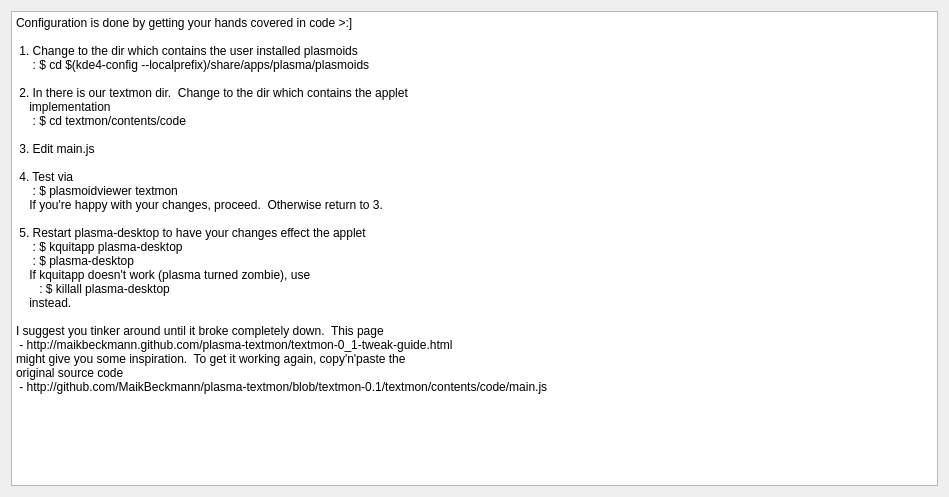
The window that textmon/contents/ui/config.ui (MaikBeckmann/plasma-textmon) describes before a commit, drawn with Qt 5.
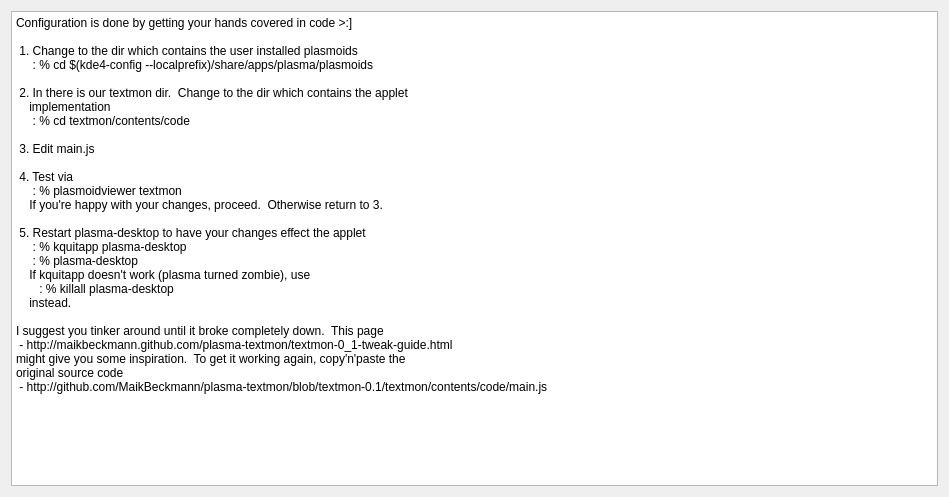
The same window after the commit.

Commit message: Use % instead of $ as shell indicator to be consistent with the documentation.

The edit to the form file:
```diff
--- a/textmon/contents/ui/config.ui
+++ b/textmon/contents/ui/config.ui
@@ -24,23 +24,23 @@
 &lt;p style=&quot; margin-top:12px; margin-bottom:0px; margin-left:0px; margin-right:0px; -qt-block-indent:0; text-indent:0px;&quot;&gt;&lt;span style=&quot; font-family:'Courier New,courier';&quot;&gt;Configuration is done by getting your hands covered in code &amp;gt;:]&lt;/span&gt;&lt;/p&gt;
 &lt;p style=&quot;-qt-paragraph-type:empty; margin-top:0px; margin-bottom:0px; margin-left:0px; margin-right:0px; -qt-block-indent:0; text-indent:0px; font-family:'Courier New,courier';&quot;&gt;&lt;br /&gt;&lt;/p&gt;
 &lt;p style=&quot; margin-top:0px; margin-bottom:0px; margin-left:0px; margin-right:0px; -qt-block-indent:0; text-indent:0px;&quot;&gt;&lt;span style=&quot; font-family:'Courier New,courier';&quot;&gt; 1. Change to the dir which contains the user installed plasmoids&lt;/span&gt;&lt;/p&gt;
-&lt;p style=&quot; margin-top:0px; margin-bottom:0px; margin-left:0px; margin-right:0px; -qt-block-indent:0; text-indent:0px;&quot;&gt;&lt;span style=&quot; font-family:'Courier New,courier';&quot;&gt;     : $ cd $(kde4-config --localprefix)/share/apps/plasma/plasmoids&lt;/span&gt;&lt;/p&gt;
+&lt;p style=&quot; margin-top:0px; margin-bottom:0px; margin-left:0px; margin-right:0px; -qt-block-indent:0; text-indent:0px;&quot;&gt;&lt;span style=&quot; font-family:'Courier New,courier';&quot;&gt;     : % cd $(kde4-config --localprefix)/share/apps/plasma/plasmoids&lt;/span&gt;&lt;/p&gt;
 &lt;p style=&quot;-qt-paragraph-type:empty; margin-top:0px; margin-bottom:0px; margin-left:0px; margin-right:0px; -qt-block-indent:0; text-indent:0px; font-family:'Courier New,courier';&quot;&gt;&lt;br /&gt;&lt;/p&gt;
 &lt;p style=&quot; margin-top:0px; margin-bottom:0px; margin-left:0px; margin-right:0px; -qt-block-indent:0; text-indent:0px;&quot;&gt;&lt;span style=&quot; font-family:'Courier New,courier';&quot;&gt; 2. In there is our textmon dir.  Change to the dir which contains the applet&lt;/span&gt;&lt;/p&gt;
 &lt;p style=&quot; margin-top:0px; margin-bottom:0px; margin-left:0px; margin-right:0px; -qt-block-indent:0; text-indent:0px;&quot;&gt;&lt;span style=&quot; font-family:'Courier New,courier';&quot;&gt;    implementation&lt;/span&gt;&lt;/p&gt;
-&lt;p style=&quot; margin-top:0px; margin-bottom:0px; margin-left:0px; margin-right:0px; -qt-block-indent:0; text-indent:0px;&quot;&gt;&lt;span style=&quot; font-family:'Courier New,courier';&quot;&gt;     : $ cd textmon/contents/code&lt;/span&gt;&lt;/p&gt;
+&lt;p style=&quot; margin-top:0px; margin-bottom:0px; margin-left:0px; margin-right:0px; -qt-block-indent:0; text-indent:0px;&quot;&gt;&lt;span style=&quot; font-family:'Courier New,courier';&quot;&gt;     : % cd textmon/contents/code&lt;/span&gt;&lt;/p&gt;
 &lt;p style=&quot;-qt-paragraph-type:empty; margin-top:0px; margin-bottom:0px; margin-left:0px; margin-right:0px; -qt-block-indent:0; text-indent:0px; font-family:'Courier New,courier';&quot;&gt;&lt;br /&gt;&lt;/p&gt;
 &lt;p style=&quot; margin-top:0px; margin-bottom:0px; margin-left:0px; margin-right:0px; -qt-block-indent:0; text-indent:0px;&quot;&gt;&lt;span style=&quot; font-family:'Courier New,courier';&quot;&gt; 3. Edit main.js&lt;/span&gt;&lt;/p&gt;
 &lt;p style=&quot;-qt-paragraph-type:empty; margin-top:0px; margin-bottom:0px; margin-left:0px; margin-right:0px; -qt-block-indent:0; text-indent:0px; font-family:'Courier New,courier';&quot;&gt;&lt;br /&gt;&lt;/p&gt;
 &lt;p style=&quot; margin-top:0px; margin-bottom:0px; margin-left:0px; margin-right:0px; -qt-block-indent:0; text-indent:0px;&quot;&gt;&lt;span style=&quot; font-family:'Courier New,courier';&quot;&gt; 4. Test via&lt;/span&gt;&lt;/p&gt;
-&lt;p style=&quot; margin-top:0px; margin-bottom:0px; margin-left:0px; margin-right:0px; -qt-block-indent:0; text-indent:0px;&quot;&gt;&lt;span style=&quot; font-family:'Courier New,courier';&quot;&gt;     : $ plasmoidviewer textmon&lt;/span&gt;&lt;/p&gt;
+&lt;p style=&quot; margin-top:0px; margin-bottom:0px; margin-left:0px; margin-right:0px; -qt-block-indent:0; text-indent:0px;&quot;&gt;&lt;span style=&quot; font-family:'Courier New,courier';&quot;&gt;     : % plasmoidviewer textmon&lt;/span&gt;&lt;/p&gt;
 &lt;p style=&quot; margin-top:0px; margin-bottom:0px; margin-left:0px; margin-right:0px; -qt-block-indent:0; text-indent:0px;&quot;&gt;&lt;span style=&quot; font-family:'Courier New,courier';&quot;&gt;    If you're happy with your changes, proceed.  Otherwise return to 3.&lt;/span&gt;&lt;/p&gt;
 &lt;p style=&quot;-qt-paragraph-type:empty; margin-top:0px; margin-bottom:0px; margin-left:0px; margin-right:0px; -qt-block-indent:0; text-indent:0px; font-family:'Courier New,courier';&quot;&gt;&lt;br /&gt;&lt;/p&gt;
 &lt;p style=&quot; margin-top:0px; margin-bottom:0px; margin-left:0px; margin-right:0px; -qt-block-indent:0; text-indent:0px;&quot;&gt;&lt;span style=&quot; font-family:'Courier New,courier';&quot;&gt; 5. Restart plasma-desktop to have your changes effect the applet&lt;/span&gt;&lt;/p&gt;
-&lt;p style=&quot; margin-top:0px; margin-bottom:0px; margin-left:0px; margin-right:0px; -qt-block-indent:0; text-indent:0px;&quot;&gt;&lt;span style=&quot; font-family:'Courier New,courier';&quot;&gt;     : $ kquitapp plasma-desktop&lt;/span&gt;&lt;/p&gt;
-&lt;p style=&quot; margin-top:0px; margin-bottom:0px; margin-left:0px; margin-right:0px; -qt-block-indent:0; text-indent:0px;&quot;&gt;&lt;span style=&quot; font-family:'Courier New,courier';&quot;&gt;     : $ plasma-desktop&lt;/span&gt;&lt;/p&gt;
+&lt;p style=&quot; margin-top:0px; margin-bottom:0px; margin-left:0px; margin-right:0px; -qt-block-indent:0; text-indent:0px;&quot;&gt;&lt;span style=&quot; font-family:'Courier New,courier';&quot;&gt;     : % kquitapp plasma-desktop&lt;/span&gt;&lt;/p&gt;
+&lt;p style=&quot; margin-top:0px; margin-bottom:0px; margin-left:0px; margin-right:0px; -qt-block-indent:0; text-indent:0px;&quot;&gt;&lt;span style=&quot; font-family:'Courier New,courier';&quot;&gt;     : % plasma-desktop&lt;/span&gt;&lt;/p&gt;
 &lt;p style=&quot; margin-top:0px; margin-bottom:0px; margin-left:0px; margin-right:0px; -qt-block-indent:0; text-indent:0px;&quot;&gt;&lt;span style=&quot; font-family:'Courier New,courier';&quot;&gt;    If kquitapp doesn't work (plasma turned zombie), use&lt;/span&gt;&lt;/p&gt;
-&lt;p style=&quot; margin-top:0px; margin-bottom:0px; margin-left:0px; margin-right:0px; -qt-block-indent:0; text-indent:0px;&quot;&gt;&lt;span style=&quot; font-family:'Courier New,courier';&quot;&gt;       : $ killall plasma-desktop&lt;/span&gt;&lt;/p&gt;
+&lt;p style=&quot; margin-top:0px; margin-bottom:0px; margin-left:0px; margin-right:0px; -qt-block-indent:0; text-indent:0px;&quot;&gt;&lt;span style=&quot; font-family:'Courier New,courier';&quot;&gt;       : % killall plasma-desktop&lt;/span&gt;&lt;/p&gt;
 &lt;p style=&quot; margin-top:0px; margin-bottom:0px; margin-left:0px; margin-right:0px; -qt-block-indent:0; text-indent:0px;&quot;&gt;&lt;span style=&quot; font-family:'Courier New,courier';&quot;&gt;    instead.&lt;/span&gt;&lt;/p&gt;
 &lt;p style=&quot;-qt-paragraph-type:empty; margin-top:0px; margin-bottom:0px; margin-left:0px; margin-right:0px; -qt-block-indent:0; text-indent:0px; font-family:'Courier New,courier';&quot;&gt;&lt;br /&gt;&lt;/p&gt;
 &lt;p style=&quot; margin-top:0px; margin-bottom:0px; margin-left:0px; margin-right:0px; -qt-block-indent:0; text-indent:0px;&quot;&gt;&lt;span style=&quot; font-family:'Courier New,courier';&quot;&gt;I suggest you tinker around until it broke completely down.  This page&lt;/span&gt;&lt;/p&gt;
```
The commit also changes 1 other file.
